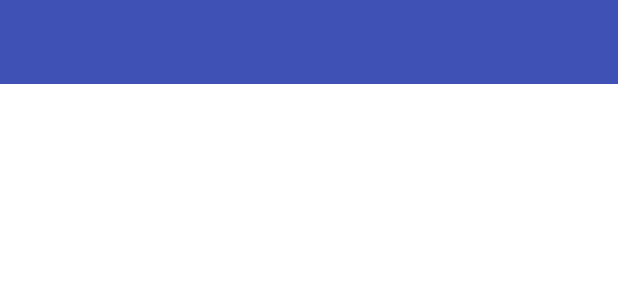
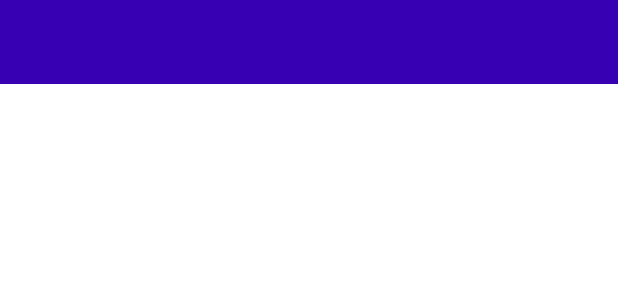
Before and after one commit to Sudan23/LIMS, an Android app: the layout activity_main.xml on its own in the app's theme, with its tools: preview values and no code run, on a phone screen of 412 x 824 dp. Shown: the top 300 px of the screen. Run offline under Robolectric (Android 15) with nearby library versions, the phone set to English and light mode, and no system bars.

Commit message:
color modified

```diff
--- a/app/src/main/res/layout/activity_main.xml
+++ b/app/src/main/res/layout/activity_main.xml
@@ -6,10 +6,6 @@
     android:layout_width="match_parent"
     android:layout_height="match_parent"
     tools:context=".MainActivity">
-
-
-
-
 
     <LinearLayout
         android:layout_width="match_parent"
@@ -20,7 +16,7 @@
             android:id="@+id/toolbar"
             android:layout_width="match_parent"
             android:layout_height="wrap_content"
-            android:background="#3F51B5"
+            android:background="@color/purple_700"
             android:minHeight="?attr/actionBarSize"
             android:theme="@android:style/ThemeOverlay"
             app:layout_constraintStart_toStartOf="parent"
--- a/app/src/main/res/layout/navigation_header.xml
+++ b/app/src/main/res/layout/navigation_header.xml
@@ -3,7 +3,7 @@
     xmlns:app="http://schemas.android.com/apk/res-auto"
     android:layout_width="match_parent"
     android:layout_height="100dp"
-    android:background="#3F51B5"
+    android:background="@color/purple_700"
     android:theme="@android:style/ThemeOverlay">
 
     <TextView
--- a/app/src/main/res/values/colors.xml
+++ b/app/src/main/res/values/colors.xml
@@ -7,4 +7,5 @@
     <color name="teal_700">#FF018786</color>
     <color name="black">#FF000000</color>
     <color name="white">#FFFFFFFF</color>
+    <color name="dark_blue">#0000A0</color>
 </resources>
```
